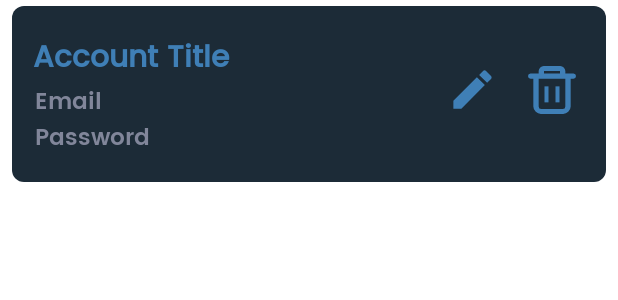
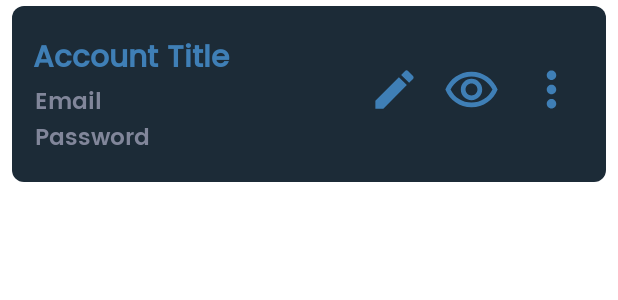
Before and after one commit to StevenCherian/SecureSafe, an Android app: the layout password_list.xml on its own in the app's theme, with its tools: preview values and no code run, on a phone screen of 412 x 824 dp. Shown: the top 300 px of the screen. Run offline under Robolectric (Android 15) with nearby library versions, the phone set to English and light mode, and no system bars.

Commit message:
Added dropdown for edit/delete. Added eye button for viewing (Need to add functionality)

```diff
--- /dev/null
+++ b/app/src/main/res/drawable/ic_more_vert_24.xml
@@ -0,0 +1,10 @@
+<vector xmlns:android="http://schemas.android.com/apk/res/android"
+    android:width="24dp"
+    android:height="24dp"
+    android:viewportWidth="24"
+    android:viewportHeight="24"
+    android:tint="?attr/colorControlNormal">
+  <path
+      android:fillColor="@android:color/white"
+      android:pathData="M12,8c1.1,0 2,-0.9 2,-2s-0.9,-2 -2,-2 -2,0.9 -2,2 0.9,2 2,2zM12,10c-1.1,0 -2,0.9 -2,2s0.9,2 2,2 2,-0.9 2,-2 -0.9,-2 -2,-2zM12,16c-1.1,0 -2,0.9 -2,2s0.9,2 2,2 2,-0.9 2,-2 -0.9,-2 -2,-2z"/>
+</vector>
--- /dev/null
+++ b/app/src/main/res/drawable/ic_outline_24.xml
@@ -0,0 +1,10 @@
+<vector xmlns:android="http://schemas.android.com/apk/res/android"
+    android:width="24dp"
+    android:height="24dp"
+    android:viewportWidth="24"
+    android:viewportHeight="24"
+    android:tint="?attr/colorControlNormal">
+  <path
+      android:fillColor="@android:color/white"
+      android:pathData="M12,6.5c3.79,0 7.17,2.13 8.82,5.5 -1.65,3.37 -5.02,5.5 -8.82,5.5S4.83,15.37 3.18,12C4.83,8.63 8.21,6.5 12,6.5m0,-2C7,4.5 2.73,7.61 1,12c1.73,4.39 6,7.5 11,7.5s9.27,-3.11 11,-7.5c-1.73,-4.39 -6,-7.5 -11,-7.5zM12,9.5c1.38,0 2.5,1.12 2.5,2.5s-1.12,2.5 -2.5,2.5 -2.5,-1.12 -2.5,-2.5 1.12,-2.5 2.5,-2.5m0,-2c-2.48,0 -4.5,2.02 -4.5,4.5s2.02,4.5 4.5,4.5 4.5,-2.02 4.5,-4.5 -2.02,-4.5 -4.5,-4.5z"/>
+</vector>
--- a/app/src/main/res/layout/password_list.xml
+++ b/app/src/main/res/layout/password_list.xml
@@ -55,32 +55,44 @@
         app:layout_constraintStart_toStartOf="parent"
         app:layout_constraintTop_toBottomOf="@+id/appHeading" />
 
+    <LinearLayout
+        android:layout_width="wrap_content"
+        android:layout_height="match_parent"
+        android:layout_marginEnd="17dp"
+        android:orientation="horizontal"
+        app:layout_constraintBottom_toBottomOf="parent"
+        app:layout_constraintEnd_toEndOf="parent"
+        app:layout_constraintTop_toTopOf="parent">
+
         <androidx.appcompat.widget.AppCompatButton
             android:id="@+id/editButton"
             android:layout_width="34dp"
             android:layout_height="34dp"
-        android:layout_marginEnd="20dp"
+            android:layout_marginEnd="15dp"
             android:background="@drawable/ic_edit_24"
             android:backgroundTint="@color/text_blue"
-        app:layout_constraintBottom_toBottomOf="parent"
-        app:layout_constraintEnd_toStartOf="@+id/removeButton"
-        app:layout_constraintTop_toTopOf="parent"
             tools:ignore="SpeakableTextPresentCheck,TouchTargetSizeCheck" />
 
         <androidx.appcompat.widget.AppCompatButton
-        android:id="@+id/removeButton"
-        android:layout_width="32dp"
-        android:layout_height="32dp"
-        android:layout_marginEnd="20dp"
+            android:id="@+id/viewPasswordButton"
+            android:layout_width="38dp"
+            android:layout_height="38dp"
+            android:layout_marginEnd="15dp"
+            android:background="@drawable/ic_outline_24"
+            android:backgroundTint="@color/text_blue"
+            tools:ignore="SpeakableTextPresentCheck,TouchTargetSizeCheck" />
+
+        <androidx.appcompat.widget.AppCompatButton
+            android:id="@+id/moreButton"
+            android:layout_width="38dp"
+            android:layout_height="38dp"
             android:adjustViewBounds="true"
-        android:background="@drawable/ic_trash"
+            android:background="@drawable/ic_more_vert_24"
             android:backgroundTint="@color/text_blue"
             android:scaleX="1"
             android:scaleY="1"
-        app:layout_constraintBottom_toBottomOf="parent"
-        app:layout_constraintEnd_toEndOf="parent"
-        app:layout_constraintTop_toTopOf="parent"
             tools:ignore="SpeakableTextPresentCheck,TouchTargetSizeCheck" />
+    </LinearLayout>
 
     <View
         android:layout_width="match_parent"
```
Also changed, not shown: app/src/main/java/com/example/cmsc413project/Adapter.java (+65 -8 lines), app/src/main/res/drawable/ic_filled_24.xml (added, +10 -0 lines), app/src/main/res/menu/menu_dropdown.xml (added, +8 -0 lines), app/src/main/res/drawable/amazon.png (deleted), app/src/main/res/drawable/apple.png (deleted), app/src/main/res/drawable/google.png (deleted), app/src/main/res/drawable/netflix.png (deleted), app/src/main/res/drawable/vcu.png (deleted). Lines whose indentation alone changed are shown as unchanged.
